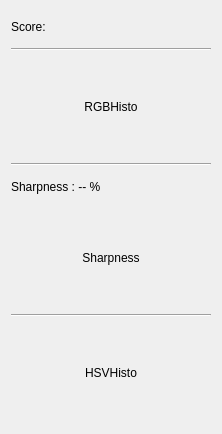
Qt form ui/imageinfowidget.ui (athoune/Ema) before a commit.
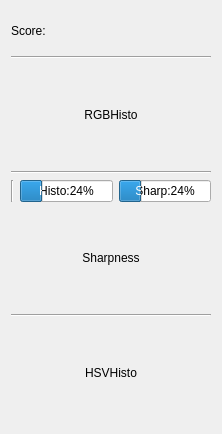
The same form after that commit. Icons and pictures are not drawn.

Commit message: Added progress display for scores : sharpness and histogram usefull width Bugif for too fast image importation

The edit to the form file:
```diff
--- a/ui/imageinfowidget.ui
+++ b/ui/imageinfowidget.ui
@@ -147,11 +147,35 @@
     </widget>
    </item>
    <item>
-    <widget class="QLabel" name="sharpnessLabel">
-     <property name="text">
-      <string>Sharpness : -- %</string>
-     </property>
-    </widget>
+    <layout class="QHBoxLayout" name="horizontalLayout_2">
+     <item>
+      <widget class="Line" name="line_4">
+       <property name="orientation">
+        <enum>Qt::Vertical</enum>
+       </property>
+      </widget>
+     </item>
+     <item>
+      <widget class="QProgressBar" name="histoDial">
+       <property name="value">
+        <number>24</number>
+       </property>
+       <property name="format">
+        <string>Histo:%p%</string>
+       </property>
+      </widget>
+     </item>
+     <item>
+      <widget class="QProgressBar" name="sharpnessDial">
+       <property name="value">
+        <number>24</number>
+       </property>
+       <property name="format">
+        <string>Sharp:%p%</string>
+       </property>
+      </widget>
+     </item>
+    </layout>
    </item>
    <item>
     <widget class="QLabel" name="sharpnessImageLabel">
```
Left out of the diff: 2 changed lines with no effect on the pictures. The commit also changes 5 other files.
